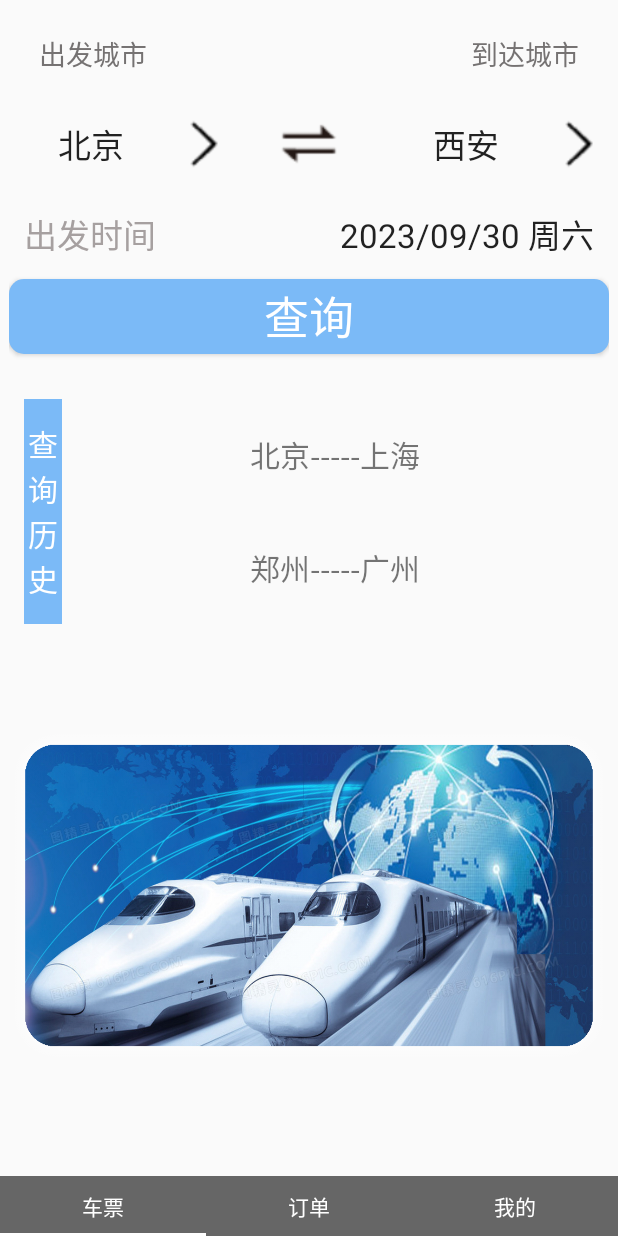
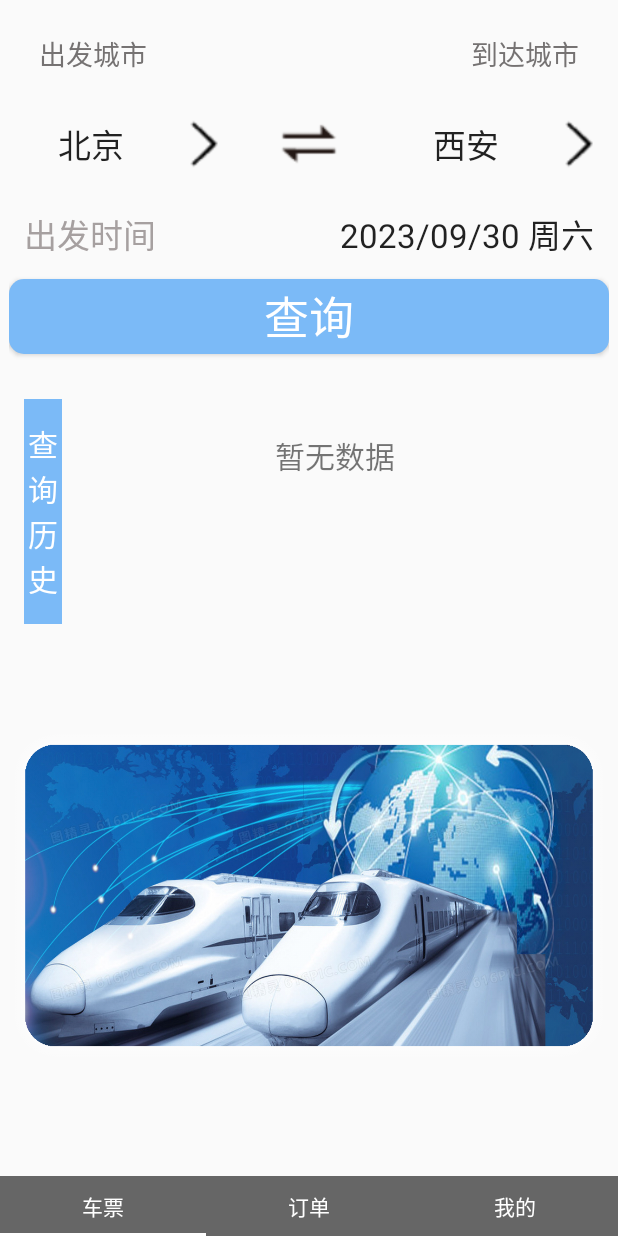
Before and after one commit to zechaowei/Android-Railway-Ticket-System, an Android app: the TicketFragment screen opened directly, with no data from a screen before it, on a phone screen of 412 x 824 dp. Run offline under Robolectric (Android 15) with nearby library versions, the phone set to English and light mode, and no system bars.

Commit message:
完成历史查询功能

```diff
--- a/app/src/main/java/com/example/railwayticketingsystem/MainActivity.java
+++ b/app/src/main/java/com/example/railwayticketingsystem/MainActivity.java
@@ -113,7 +113,7 @@ public class MainActivity extends AppCompatActivity {
         fragments.get(0).onActivityResult(requestCode, resultCode, data);
     }
 
-    class MyFragmentPagerAdapter extends FragmentPagerAdapter{
+    class MyFragmentPagerAdapter extends FragmentPagerAdapter {
 
         //构造器
         public MyFragmentPagerAdapter(@NonNull FragmentManager fm) {
@@ -145,6 +145,7 @@ public class MainActivity extends AppCompatActivity {
      * 设置点击两次返回键就结束app进程
      */
     long startTime = 0;
+
     @Override
     public boolean onKeyDown(int keyCode, KeyEvent event) {
 
@@ -160,7 +161,7 @@ public class MainActivity extends AppCompatActivity {
                 startTime = current;
             }
         }
-        Toast.makeText(this,"KeyCode:" + keyCode,Toast.LENGTH_SHORT).show();
+        Toast.makeText(this, "KeyCode:" + keyCode, Toast.LENGTH_SHORT).show();
         return true;
     }
 }
--- a/app/src/main/java/com/example/railwayticketingsystem/OrderFragment.java
+++ b/app/src/main/java/com/example/railwayticketingsystem/OrderFragment.java
@@ -14,6 +14,6 @@ public class OrderFragment extends Fragment {
     @Override
     public View onCreateView(@NonNull LayoutInflater inflater, @Nullable ViewGroup container, @Nullable Bundle savedInstanceState) {
 
-        return inflater.inflate(R.layout.fragment_order,container,false);
+        return inflater.inflate(R.layout.fragment_order, container, false);
     }
 }
--- a/app/src/main/java/com/example/railwayticketingsystem/TicketFragment.java
+++ b/app/src/main/java/com/example/railwayticketingsystem/TicketFragment.java
@@ -1,7 +1,14 @@
 package com.example.railwayticketingsystem;
 
+import android.annotation.SuppressLint;
 import android.app.DatePickerDialog;
+import android.content.ContentValues;
+import android.content.Context;
 import android.content.Intent;
+import android.database.Cursor;
+import android.database.DatabaseErrorHandler;
+import android.database.sqlite.SQLiteDatabase;
+import android.database.sqlite.SQLiteOpenHelper;
 import android.os.Bundle;
 import android.text.TextUtils;
 import android.text.format.DateUtils;
@@ -29,6 +36,9 @@ import com.example.railwayticketingsystem.ticket.TicketBuy2Activity;
 import java.util.Date;
 
 public class TicketFragment extends Fragment implements View.OnClickListener {
+
+    int currentVersion = 2;
+
     @Nullable
     @Override
     public View onCreateView(@NonNull LayoutInflater inflater, @Nullable ViewGroup container, @Nullable Bundle savedInstanceState) {
@@ -41,6 +51,8 @@ public class TicketFragment extends Fragment implements View.OnClickListener {
 
     private TextView tvFromStartTime;
 
+    private TextView tvft1, tvft2;
+
     private Button button1;
 
     @Override
@@ -52,8 +64,11 @@ public class TicketFragment extends Fragment implements View.OnClickListener {
         tvStationTo = getActivity().findViewById(R.id.tvStationTo);
         ImageView ivWf = getActivity().findViewById(R.id.ivWf);
         button1 = getActivity().findViewById(R.id.button1);
+        tvft1 = getActivity().findViewById(R.id.tvft1);
+        tvft2 = getActivity().findViewById(R.id.tvft2);
 
         tvFromStartTime = getActivity().findViewById(R.id.tvFromStartTime);
+
 
         ivWf.setOnClickListener(this);
         tvFromStartTime.setOnClickListener(this);
@@ -62,7 +77,36 @@ public class TicketFragment extends Fragment implements View.OnClickListener {
         tvStationTo.setOnClickListener(this);
 
         button1.setOnClickListener(this);
+
+        //获取查询历史
+        queryStationHistory();
     }
+
+    private void queryStationHistory() {
+        String fileName = "my_station";
+        MyStationDataBaseOpenHelper helper = new MyStationDataBaseOpenHelper(getActivity(), fileName, null, currentVersion);
+        SQLiteDatabase readDB = helper.getReadableDatabase();
+        Cursor c = readDB.rawQuery("select id, station_from, station_to from station_log order by id desc", null);
+
+        int row = 1;
+        while (c.moveToNext()) {
+            @SuppressLint("Range") String from = c.getString(c.getColumnIndex("station_from"));
+            @SuppressLint("Range") String to = c.getString(c.getColumnIndex("station_to"));
+            if (row == 1) {
+                tvft1.setText(from + "---" + to);
+            } else {
+                tvft2.setText(from + "---" + to);
+            }
+            if (row >= 2) {
+                break;
+            }
+            row++;
+        }
+        c.close();
+        readDB.close();
+        helper.close();
+    }
+
 
     @Override
     public void onClick(View view) {
@@ -78,7 +122,81 @@ public class TicketFragment extends Fragment implements View.OnClickListener {
         } else if (view.getId() == R.id.button1) {
             Intent intent = new Intent(getActivity(), TicketBuy2Activity.class);
             getActivity().startActivity(intent);
+
+            //将查询的出发城市、到达城市记录到SQLite数据库
+            logStation();
         }
+    }
+
+    private void logStation() {
+//打开数据库连接对象
+//        SQLiteDatabase db = SQLiteDatabase.create(null);
+//        db;//
+//        int currentVersion = 1;
+//        int currentVersion = 2;
+        String fileName = "my_station";
+        MyStationDataBaseOpenHelper helper = new MyStationDataBaseOpenHelper(getActivity(), fileName, null, currentVersion);
+        SQLiteDatabase writeDB = helper.getWritableDatabase();
+
+
+        //将出发城市、到达城市写入SQLite
+        String from = tvStationFrom.getText().toString();
+        String to = tvStationTo.getText().toString();
+//        writeDB.execSQL("insert into station_log (station_from,station_to) values('"+from+"','"+to+"')");
+//        writeDB.execSQL("insert into station_log (station_from,station_to) values(?,? )",   new Object[]{from ,to});
+
+        ContentValues cv = new ContentValues();
+        cv.put("station_from", from);
+        cv.put("station_to", to);
+        writeDB.insert("station_log", null, cv);
+
+//        writeDB.update()
+//        delete from station_log where id = ?
+//        writeDB.delete("station_log"," id = ?" ,new String[]{"1"});
+
+        writeDB.close();
+        helper.close();
+    }
+
+    class MyStationDataBaseOpenHelper extends SQLiteOpenHelper {
+        public MyStationDataBaseOpenHelper(@Nullable Context context, @Nullable String name, @Nullable SQLiteDatabase.CursorFactory factory, int version) {
+            super(context, name, factory, version);
+        }
+
+        public MyStationDataBaseOpenHelper(@Nullable Context context, @Nullable String name, @Nullable SQLiteDatabase.CursorFactory factory, int version, @Nullable DatabaseErrorHandler errorHandler) {
+            super(context, name, factory, version, errorHandler);
+        }
+
+        public MyStationDataBaseOpenHelper(@Nullable Context context, @Nullable String name, int version, @NonNull SQLiteDatabase.OpenParams openParams) {
+            super(context, name, version, openParams);
+        }
+
+        //初始化的时候
+        @Override
+        public void onCreate(SQLiteDatabase db) {
+            //需要创建表
+            db.execSQL("CREATE TABLE \"station_log\" (\n" +
+                    "\t\"id\"\tINTEGER PRIMARY KEY AUTOINCREMENT,\n" +
+                    "\t\"station_from\"\tTEXT,\n" +
+                    "\t\"station_to\"\tTEXT\n" +
+                    ")");
+        }
+
+        //升级的时候触发
+        @Override
+        public void onUpgrade(SQLiteDatabase db, int oldVersion, int newVersion) {
+            //根据版本号的变化，不同的版本号，做一些更新、升级的操作（相对数据库）
+
+            Log.d("SQLite", "oldVersion: " + oldVersion);
+            Log.d("SQLite", "newVersion: " + oldVersion);
+        }
+
+        //降级的时候触发
+        public void onDowngrade(SQLiteDatabase db, int oldVersion, int newVersion) {
+            Log.d("SQLite", "oldVersion: " + oldVersion);
+            Log.d("SQLite", "newVersion: " + oldVersion);
+        }
+
     }
 
     @Override
@@ -102,7 +220,6 @@ public class TicketFragment extends Fragment implements View.OnClickListener {
         //2023/10/1
         srtTvFromStartTime = srtTvFromStartTime.split(" ")[0];
         String[] time = srtTvFromStartTime.split("/");
-
 
         //选择出发时间
         DatePickerDialog dialog = new DatePickerDialog(getActivity(), new DatePickerDialog.OnDateSetListener() {
@@ -163,4 +280,11 @@ public class TicketFragment extends Fragment implements View.OnClickListener {
         //到达城市，向左移动
         tvStationTo.startAnimation(animationRight);
     }
+
+    @Override
+    public void onResume() {
+        super.onResume();
+        Log.d("TicketFragment", "=======onResume=========");
+        queryStationHistory();
+    }
 }
--- a/app/src/main/java/com/example/railwayticketingsystem/ticket/StationActivity.java
+++ b/app/src/main/java/com/example/railwayticketingsystem/ticket/StationActivity.java
@@ -80,7 +80,6 @@ public class StationActivity extends AppCompatActivity {
                 finish();
             }
         });
-
     }
 
 
@@ -202,7 +201,6 @@ public class StationActivity extends AppCompatActivity {
     }
 
     public boolean onKeyDown(int keyCode, KeyEvent event) {
-        // TODO Auto-generated method stub
         if (keyCode == KeyEvent.KEYCODE_BACK) {
             Intent intent = getIntent();
             intent.putExtra("name", "");
--- a/app/src/main/res/layout/fragment_ticket.xml
+++ b/app/src/main/res/layout/fragment_ticket.xml
@@ -150,19 +150,21 @@
             android:orientation="vertical">
 
             <TextView
+                android:id="@+id/tvft1"
                 android:layout_width="match_parent"
                 android:layout_height="wrap_content"
                 android:layout_weight="1"
                 android:gravity="center"
-                android:text="北京-----上海"
+                android:text="暂无数据"
                 android:textSize="20sp" />
 
             <TextView
+                android:id="@+id/tvft2"
                 android:layout_width="match_parent"
                 android:layout_height="wrap_content"
                 android:layout_weight="1"
                 android:gravity="center"
-                android:text="郑州-----广州"
+                android:text=""
                 android:textSize="20sp" />
 
         </LinearLayout>
```
Also changed, not shown: app/src/main/java/com/example/railwayticketingsystem/MyFragment.java (+3 -4 lines), app/src/main/java/com/example/railwayticketingsystem/OrderActivity.java (+6 -3 lines), 1 other file.
